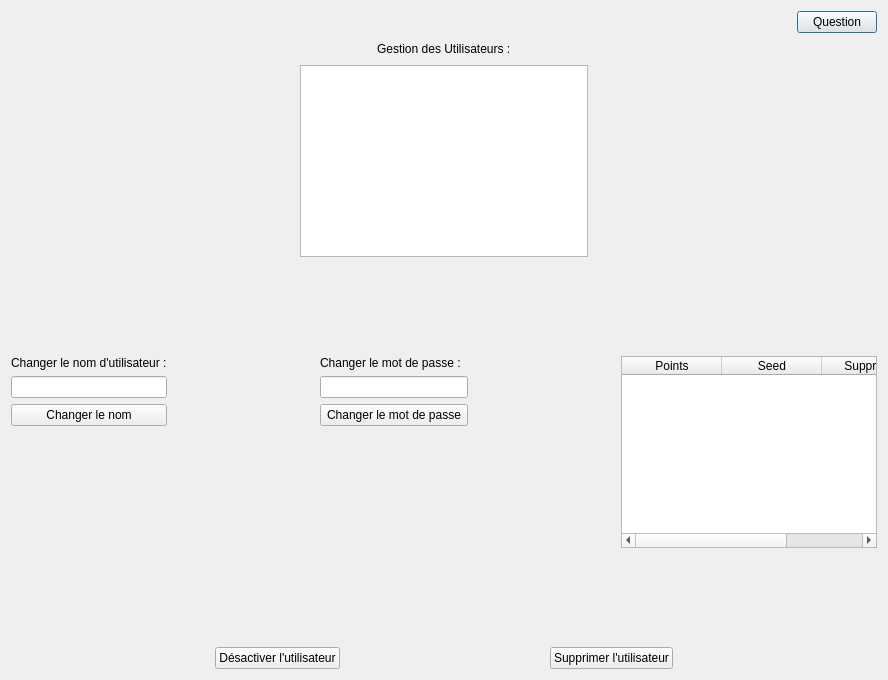
First picture: the form in BackOffice/UI/utilisateur.ui, repository PapyRedstone/ProjetFinalCIR2, before the edit.
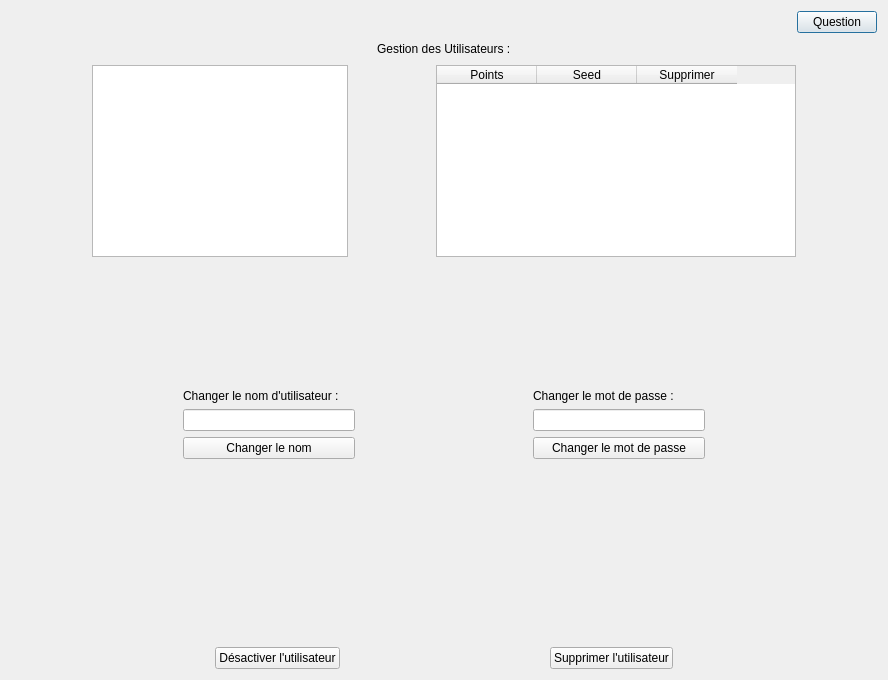
Second picture: the form after the edit. Icons and pictures are not drawn.

What changed in the file:
```diff
--- a/BackOffice/UI/utilisateur.ui
+++ b/BackOffice/UI/utilisateur.ui
@@ -13,7 +13,7 @@
   <property name="windowTitle">
    <string>Utilisateur</string>
   </property>
-  <layout class="QVBoxLayout" name="verticalLayout_4">
+  <layout class="QVBoxLayout" name="verticalLayout_3">
    <item>
     <layout class="QHBoxLayout" name="Header">
      <item>
@@ -114,8 +114,7 @@
       </spacer>
      </item>
      <item>
-      <widget class="QListWidget" name="listWidget">
-      </widget>
+      <widget class="QListWidget" name="listWidget"/>
      </item>
      <item>
       <spacer name="horizontalSpacer_10">
@@ -130,6 +129,44 @@
        </property>
       </spacer>
      </item>
+     <item>
+      <widget class="QTableWidget" name="table">
+       <property name="minimumSize">
+        <size>
+         <width>360</width>
+         <height>192</height>
+        </size>
+       </property>
+       <column>
+        <property name="text">
+         <string>Points</string>
+        </property>
+       </column>
+       <column>
+        <property name="text">
+         <string>Seed</string>
+        </property>
+       </column>
+       <column>
+        <property name="text">
+         <string>Supprimer</string>
+        </property>
+       </column>
+      </widget>
+     </item>
+     <item>
+      <spacer name="horizontalSpacer_13">
+       <property name="orientation">
+        <enum>Qt::Horizontal</enum>
+       </property>
+       <property name="sizeHint" stdset="0">
+        <size>
+         <width>40</width>
+         <height>20</height>
+        </size>
+       </property>
+      </spacer>
+     </item>
     </layout>
    </item>
    <item>
@@ -148,7 +185,20 @@
    <item>
     <layout class="QHBoxLayout" name="horizontalLayout_2">
      <item>
-      <layout class="QVBoxLayout" name="verticalLayout">
+      <spacer name="horizontalSpacer_12">
+       <property name="orientation">
+        <enum>Qt::Horizontal</enum>
+       </property>
+       <property name="sizeHint" stdset="0">
+        <size>
+         <width>40</width>
+         <height>20</height>
+        </size>
+       </property>
+      </spacer>
+     </item>
+     <item>
+      <layout class="QVBoxLayout" name="verticalLayout_2">
        <item>
         <widget class="QLabel" name="label">
          <property name="text">
@@ -195,7 +245,7 @@
       </spacer>
      </item>
      <item>
-      <layout class="QVBoxLayout" name="verticalLayout_2">
+      <layout class="QVBoxLayout" name="verticalLayout">
        <item>
         <widget class="QLabel" name="label_2">
          <property name="text">
@@ -241,29 +291,6 @@
        </property>
       </spacer>
      </item>
-     <item>
-      <layout class="QVBoxLayout" name="verticalLayout_3">
-       <item>
-        <widget class="QTableWidget" name="table">
-         <column>
-          <property name="text">
-           <string>Points</string>
-          </property>
-         </column>
-         <column>
-          <property name="text">
-           <string>Seed</string>
-          </property>
-         </column>
-         <column>
-          <property name="text">
-           <string>Supprimer</string>
-          </property>
-         </column>
-        </widget>
-       </item>
-      </layout>
-     </item>
     </layout>
    </item>
    <item>
```
